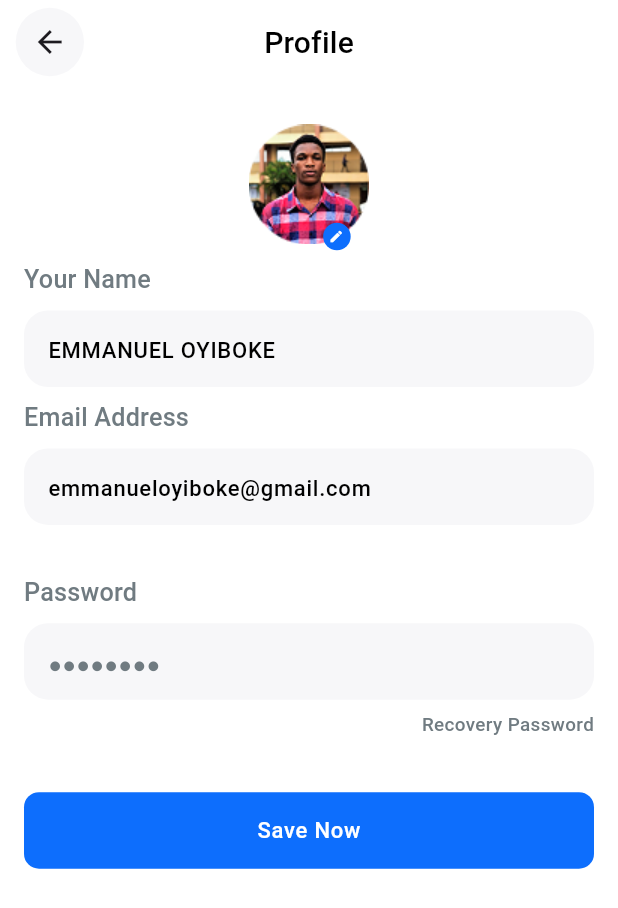
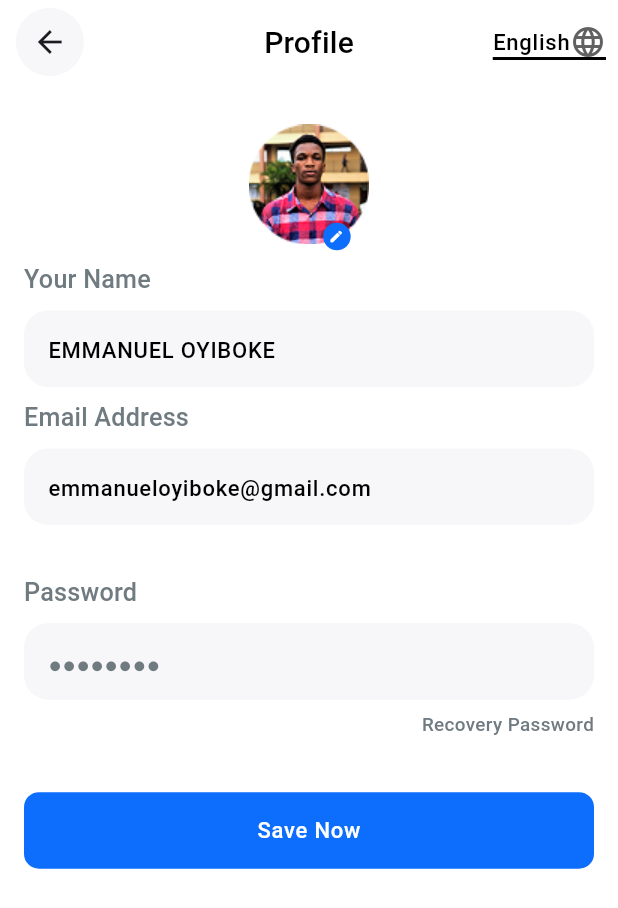
Before and after one commit to mustafanarin/Nike-UI-Clone, a Flutter app: the ProfileView screen opened directly, on a phone screen of 412 x 824 dp. Shown: the top 908 px of the screen. Run offline on Flutter 3.47's test engine with Material 3 defaults, Android fonts, the phone set to English and light mode, and no system bars; our stand-ins replace animated_bottom_navigation_bar, easy_localization, flutter_screenutil, flutter_slidable; Roboto replaces fonts that are missing (Raleway-Bold, Raleway-Regular).

Commit message:
Language support added
- easy localization added

```diff
--- a/lib/feature/cart/my_cart_view.dart
+++ b/lib/feature/cart/my_cart_view.dart
@@ -71,7 +71,7 @@ class _CustomAppBar extends StatelessWidget implements PreferredSizeWidget {
   Widget build(BuildContext context) {
     return AppBar(
       backgroundColor: ProjectColors.cultured,
-      title: const Text(ProjectStrings.myCart),
+      title:  Text(ProjectStrings.myCart),
       leading: Container(
         margin: EdgeInsets.only(left: 10.w),
         decoration: const BoxDecoration(color: ProjectColors.white, shape: BoxShape.circle),
--- a/lib/feature/favorite/favorite_view.dart
+++ b/lib/feature/favorite/favorite_view.dart
@@ -72,7 +72,7 @@ class _CustomAppBar extends StatelessWidget implements PreferredSizeWidget {
           icon: const Icon(Icons.arrow_back),
         ),
       ),
-      title: const Text(ProjectStrings.favorite),
+      title:  Text(ProjectStrings.favorite),
       actions: [
         Container(
             decoration: const BoxDecoration(color: ProjectColors.white, shape: BoxShape.circle),
--- a/lib/feature/home/home_detail_view.dart
+++ b/lib/feature/home/home_detail_view.dart
@@ -51,7 +51,7 @@ class _CustomAppbar extends StatelessWidget implements PreferredSizeWidget {
             },
             icon: const Icon(Icons.arrow_back)),
       ),
-      title: const Text(ProjectStrings.sneakerShop),
+      title:  Text(ProjectStrings.sneakerShop),
       actions: [
         Stack(
           children: [
@@ -207,7 +207,7 @@ class _FavoriteAndBasketAddButtons extends StatelessWidget {
               color: ProjectColors.white,
             ),
             onPressed: () {},
-            label: const Text(
+            label:  Text(
               ProjectStrings.add,
               style: TextStyle(color: ProjectColors.white),
             ),
--- a/lib/feature/notification/notification_view.dart
+++ b/lib/feature/notification/notification_view.dart
@@ -70,7 +70,7 @@ class _CustomAppBar extends StatelessWidget implements PreferredSizeWidget {
   Widget build(BuildContext context) {
     return AppBar(
       backgroundColor: ProjectColors.cultured,
-      title: const Text(ProjectStrings.notification),
+      title:  Text(ProjectStrings.notification),
       leading: Container(
         margin: EdgeInsets.only(left: 10.w),
         decoration: const BoxDecoration(color: ProjectColors.white, shape: BoxShape.circle),
--- a/lib/feature/profile/profile_view.dart
+++ b/lib/feature/profile/profile_view.dart
@@ -1,3 +1,4 @@
+import 'package:easy_localization/easy_localization.dart';
 import 'package:flutter/material.dart';
 import 'package:flutter_screenutil/flutter_screenutil.dart';
 import 'package:nike_ui_clone/feature/navbar/navbar_view.dart';
@@ -56,11 +57,55 @@ class _CustomAppbar extends StatelessWidget implements PreferredSizeWidget {
           icon: const Icon(Icons.arrow_back),
         ),
       ),
+      actions: const [_LanguageSelector()],
     );
   }
 
   @override
   Size get preferredSize => const Size.fromHeight(kToolbarHeight);
+}
+
+class _LanguageSelector extends StatelessWidget {
+  const _LanguageSelector();
+
+  @override
+  Widget build(BuildContext context) {
+    return Padding(
+      padding: const EdgeInsets.all(8.0),
+      child: DropdownButton<String>(
+        value: context.locale.languageCode,
+        icon: const Icon(Icons.language),
+        elevation: 16,
+        style:  context.textTheme().bodyLarge,
+        underline: Container(
+          height: 2,
+          color: ProjectColors.black,
+        ),
+        onChanged: (String? newValue) {
+          if (newValue != null) {
+            context.setLocale(Locale(newValue));
+          }
+        },
+        items: context.supportedLocales.map<DropdownMenuItem<String>>((Locale locale) {
+          return DropdownMenuItem<String>(
+            value: locale.languageCode,
+            child: Text(_getLanguageName(locale.languageCode)),
+          );
+        }).toList(),
+      ),
+    );
+  }
+
+  String _getLanguageName(String languageCode) {
+    switch (languageCode) {
+      case 'en':
+        return 'English';
+      case 'tr':
+        return 'Türkçe';
+      default:
+        return languageCode;
+    }
+  }
 }
 
 class _UserProfilePhoto extends StatelessWidget {
@@ -93,23 +138,21 @@ class _UserProfilePhoto extends StatelessWidget {
 }
 
 class _UserInfoColumn extends StatelessWidget {
-  const _UserInfoColumn({
-    super.key,
-  });
+  const _UserInfoColumn();
 
   @override
   Widget build(BuildContext context) {
     return Column(
       children: [
-        const _UserInfoContainer(
+        _UserInfoContainer(
           containerTitle: ProjectStrings.yourName,
           value: ProjectStrings.userName,
         ),
-        const _UserInfoContainer(containerTitle: ProjectStrings.emailAddress, value: ProjectStrings.userEmail),
+        _UserInfoContainer(containerTitle: ProjectStrings.emailAddress, value: ProjectStrings.userEmail),
         SizedBox(
           height: 24.h,
         ),
-        const _UserInfoContainer(
+        _UserInfoContainer(
           containerTitle: ProjectStrings.password,
           value: ProjectStrings.passwordHint,
           isPasswrod: true,
--- a/lib/feature/welcome/onboard_second_view.dart
+++ b/lib/feature/welcome/onboard_second_view.dart
@@ -1,5 +1,6 @@
 import 'package:flutter/material.dart';
 import 'package:flutter_screenutil/flutter_screenutil.dart';
+import 'package:nike_ui_clone/feature/authentication/login_view.dart';
 import 'package:nike_ui_clone/product/constants/enum/png_onboard_path.dart';
 import 'package:nike_ui_clone/product/constants/project_colors.dart';
 import 'package:nike_ui_clone/product/constants/project_strings.dart';
@@ -139,7 +140,9 @@ class _NextButton extends StatelessWidget {
         right: 20.w,
         child: ProjectButton(
           backgroundColor: ProjectColors.white,
-          onPressed: () {},
+          onPressed: () {
+             Navigator.of(context).push(MaterialPageRoute(builder: (context) => const LoginView()));
+          },
           title: ProjectStrings.onboard1Button,
         ));
   }
--- a/lib/product/constants/project_strings.dart
+++ b/lib/product/constants/project_strings.dart
@@ -1,88 +1,89 @@
+import 'package:easy_localization/easy_localization.dart';
+
 abstract final class ProjectStrings {
   // Splash
-  static const String nike = 'NIKE';
+  static String get nike => 'nike'.tr();
 
   // Onboard first
-  static const String onboard1Title = "WELLCOME TO\nNİKE";
-  static const String onboard1Button = "Get Started";
+  static String get onboard1Title => 'onboard1Title'.tr();
+  static String get onboard1Button => 'onboard1Button'.tr();
 
   // Onboard second
-  static const String onboard2Title = "Let's Start Journay With Nike";
-  static const String onboard2SubTitle = "Smart, Gorgeous & Fashionable Collection Explor Now";
+  static String get onboard2Title => 'onboard2Title'.tr();
+  static String get onboard2SubTitle => 'onboard2SubTitle'.tr();
 
   // Onboard third
-  static const String onboard3Title = "You Have the Power To";
-  static const String onboard3SubTitle = "There Are Many Beautiful And Attractive Plants To Your Room";
+  static String get onboard3Title => 'onboard3Title'.tr();
+  static String get onboard3SubTitle => 'onboard3SubTitle'.tr();
 
   // Login
-  static const String helloText = "Hello Again!";
-  static const String helloSupTitle = "Fill Your Details Or Continue With \nSocial Media";
-  static const String emailAddress = "Email Address";
-  static const String emailHint = "xyz@gmail.com";
-  static const String password = "Password";
-  static const String passwordHint = "●●●●●●●●";
-  static const String recoveryPassword = "Recovery Password";
-  static const String signInButton = "Sign In";
-  static const String signInGoogleButton = "Sign In with Google";
-  static const String newUser = "New User? ";
-  static const String createAccount = "Create Account";
+  static String get helloText => 'helloText'.tr();
+  static String get helloSupTitle => 'helloSupTitle'.tr();
+  static String get emailAddress => 'emailAddress'.tr();
+  static String get emailHint => 'emailHint'.tr();
+  static String get password => 'password'.tr();
+  static String get passwordHint => 'passwordHint'.tr();
+  static String get recoveryPassword => 'recoveryPassword'.tr();
+  static String get signInButton => 'signInButton'.tr();
+  static String get signInGoogleButton => 'signInGoogleButton'.tr();
+  static String get newUser => 'newUser'.tr();
+  static String get createAccount => 'createAccount'.tr();
 
   // Register
-  static const String yourName = "Your Name";
-  static const String nameHint = "xxxxxxxxx";
-  static const String registerTitle = "Register Account";
-  static const String signUpButton = "Sign Up";
-  static const String signUpGoogleButton = "Sign up with Google";
-  static const String alreadyAccount = "Already Have Account? ";
-  static const String logIn = "Log In";
+  static String get yourName => 'yourName'.tr();
+  static String get nameHint => 'nameHint'.tr();
+  static String get registerTitle => 'registerTitle'.tr();
+  static String get signUpButton => 'signUpButton'.tr();
+  static String get signUpGoogleButton => 'signUpGoogleButton'.tr();
+  static String get alreadyAccount => 'alreadyAccount'.tr();
+  static String get logIn => 'logIn'.tr();
 
   // Forgot Password
-  static const String resetPassword = "Reset Password";
-  static const String forgotPassword = "Forgot Password";
-  static const String forgotPasswordSubTitle = "Enter Your Email Account To Reset \nYour Password";
+  static String get resetPassword => 'resetPassword'.tr();
+  static String get forgotPassword => 'forgotPassword'.tr();
+  static String get forgotPasswordSubTitle => 'forgotPasswordSubTitle'.tr();
 
   // Home
-  static const String explore = "Explore";
-  static const String search = "Looking for shoes";
-  static const String selectCategory = "Select Category";
-  static const String allShoes = 'All Shoes';
-  static const String outdoor = 'Outdoor';
-  static const String tennis = "Tennis";
-  static const String running = 'Running';
-  static const String football = 'Football';
-  static const String popularShoes = "Popular Shoes";
-  static const String newArrivals = "New Arrivals";
-  static const String summerSale = "Summer Sale";
-  static const String sale = "15% OFF";
-  static const String seeAll = "See all";
+  static String get explore => 'explore'.tr();
+  static String get search => 'search'.tr();
+  static String get selectCategory => 'selectCategory'.tr();
+  static String get allShoes => 'allShoes'.tr();
+  static String get outdoor => 'outdoor'.tr();
+  static String get tennis => 'tennis'.tr();
+  static String get running => 'running'.tr();
+  static String get football => 'football'.tr();
+  static String get popularShoes => 'popularShoes'.tr();
+  static String get newArrivals => 'newArrivals'.tr();
+  static String get summerSale => 'summerSale'.tr();
+  static String get sale => 'sale'.tr();
+  static String get seeAll => 'seeAll'.tr();
 
   // Home Detail
-  static const String sneakerShop = "Sneaker Shop";
-  static const String shoeDescription =
-      "The Max Air 270 unit delivers unrivaled, all-day comfort. The sleek, running-inspired design roots you to everything Nike......";
-  static const String readMore = "Read More";
-  static const String add = "Add To Card";
+  static String get sneakerShop => 'sneakerShop'.tr();
+  static String get shoeDescription => 'shoeDescription'.tr();
+  static String get readMore => 'readMore'.tr();
+  static String get add => 'add'.tr();
 
   // Favorite
-  static const String favorite = "Favourite";
+  static String get favorite => 'favorite'.tr();
 
   // My Cart
-  static const String myCart = "My Cart";
-  static const String item = "item";
-  static const String subtotal = "Subtotal";
-  static const String delivery = "Delivery";
-  static const String totalCost = "Total Cost";
-  static const String checkout = "Checkout";
-  static const String quantity = "Quantity: 1";
+  static String get myCart => 'myCart'.tr();
+  static String get item => 'item'.tr();
+  static String get subtotal => 'subtotal'.tr();
+  static String get delivery => 'delivery'.tr();
+  static String get totalCost => 'totalCost'.tr();
+  static String get checkout => 'checkout'.tr();
+  static String get quantity => 'quantity'.tr();
 
   // Notification
-  static const String notification = "Notifications";
-  static const String recent = "Recent";
-  static const String yesterday = "Yesterday";
+  static String get notification => 'notification'.tr();
+  static String get recent => 'recent'.tr();
+  static String get yesterday => 'yesterday'.tr();
 
   // Profile
-  static const String profile = "Profile";
-  static const String userName = "EMMANUEL OYIBOKE";
-  static const String userEmail = "emmanueloyiboke@gmail.com";
-  static const String saveNow = "Save Now";
+  static String get profile => 'profile'.tr();
+  static String get userName => 'userName'.tr();
+  static String get userEmail => 'userEmail'.tr();
+  static String get saveNow => 'saveNow'.tr();
 }
--- a/pubspec.yaml
+++ b/pubspec.yaml
@@ -18,6 +18,8 @@ dependencies:
 
   # Core
   flutter_screenutil: ^5.9.3
+  easy_localization: ^3.0.7+1
+
 
 dev_dependencies:
   flutter_test:
@@ -34,7 +36,9 @@ flutter:
   assets:
     - assets/png/onboardings/
     - assets/png/general/
-  #   - images/a_dot_ham.jpeg
+    - assets/translations/
+
+
 
 
   # example:
```
Also changed, not shown: assets/translations/en.json (added, +74 -0 lines), assets/translations/tr.json (added, +74 -0 lines), lib/feature/authentication/login_view.dart (+5 -3 lines), lib/feature/home/home_view.dart (+20 -13 lines), lib/feature/welcome/onboard_third_view.dart (+5 -2 lines), lib/main.dart (+12 -12 lines), lib/product/utility/initializer/app_initializer.dart (added, +32 -0 lines), pubspec.lock, 3 other files.
